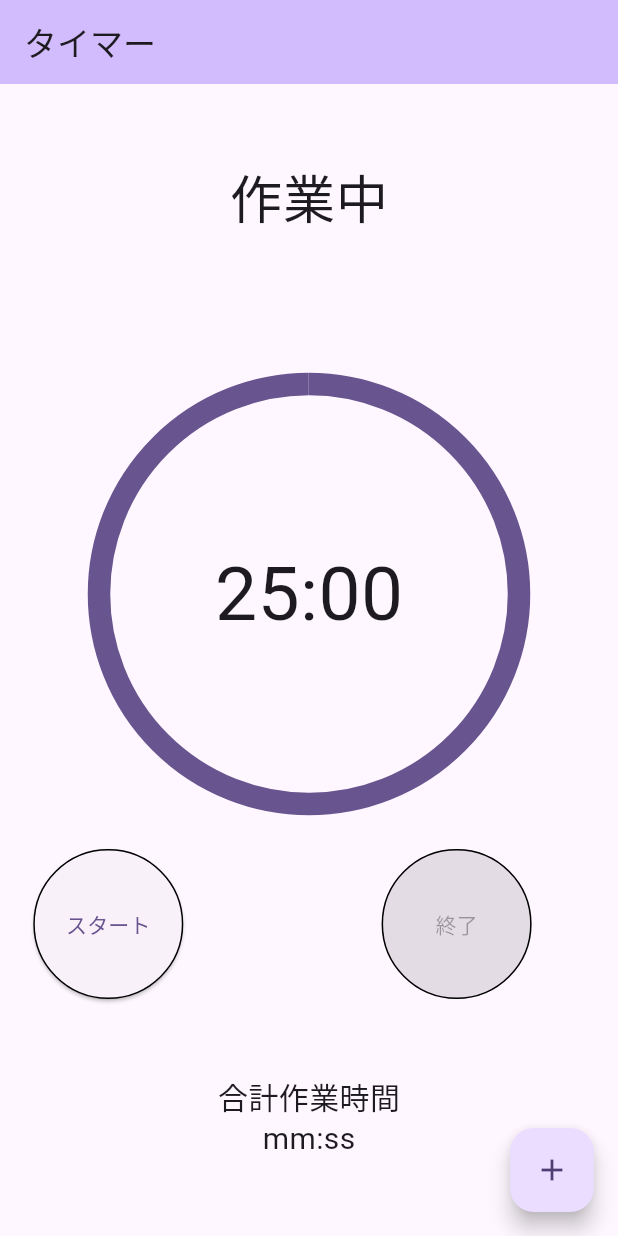
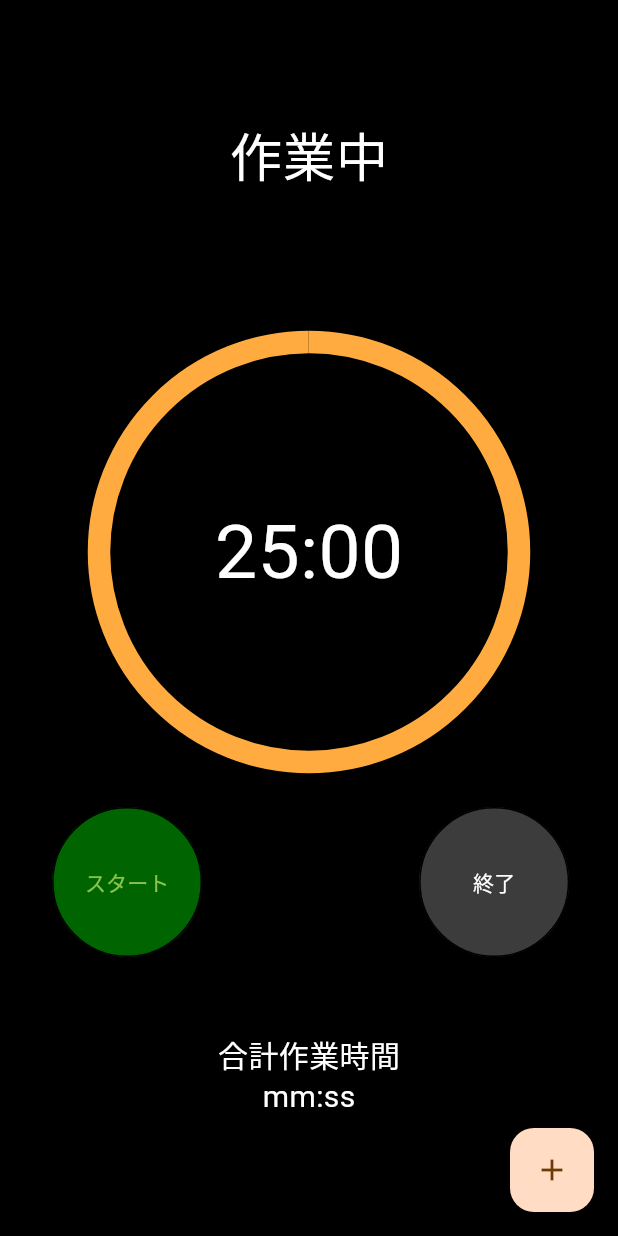
Before and after one commit to kametsun/timer, a Flutter app: the screen it shows after launch, on a phone screen of 412 x 824 dp. Run offline on Flutter 3.47's test engine with Material 2 defaults, Android fonts, the light colour scheme and no system bars.

Commit message:
UIの変更

```diff
--- a/lib/main.dart
+++ b/lib/main.dart
@@ -13,7 +13,7 @@ class MyApp extends StatelessWidget {
     return MaterialApp(
       title: 'Flutter Demo',
       theme: ThemeData(
-        colorScheme: ColorScheme.fromSeed(seedColor: Colors.deepPurple),
+        colorScheme: ColorScheme.fromSeed(seedColor: const Color(0x00ff8c00)),
         useMaterial3: true,
       ),
       home: const MyHomePage(title: 'タイマー'),
@@ -112,21 +112,22 @@ class _MyHomePageState extends State<MyHomePage> {
 
   @override
   Widget build(BuildContext context) {
-    int _minutes = _currentTime ~/ 60;
-    int _seconds = _currentTime % 60;
+    int minutes = _currentTime ~/ 60;
+    int seconds = _currentTime % 60;
 
     return Scaffold(
-      appBar: AppBar(
-        backgroundColor: Theme.of(context).colorScheme.inversePrimary,
-        title: Text(widget.title),
-      ),
+      backgroundColor: Colors.black,
+      // appBar: AppBar(
+      //   backgroundColor: Theme.of(context).colorScheme.inversePrimary,
+      //   title: Text(widget.title),
+      // ),
       body: Center(
         child: Column(
           mainAxisAlignment: MainAxisAlignment.center,
           children: <Widget>[
             const Text(
               "作業中",
-              style: TextStyle(fontSize: 35),
+              style: TextStyle(fontSize: 35, color: Colors.white),
             ),
             const SizedBox(
               width: double.infinity,
@@ -142,13 +143,18 @@ class _MyHomePageState extends State<MyHomePage> {
                     child: CircularProgressIndicator(
                       value: _currentTime / _start.toDouble(),
                       strokeWidth: 15,
+                      valueColor:
+                          const AlwaysStoppedAnimation<Color>(Colors.orangeAccent),
                     ),
                   ),
                 ),
                 Center(
                     child: Text(
-                  "${_minutes.toString().padLeft(2, '0')}:${_seconds.toString().padLeft(2, '0')}",
-                  style: TextStyle(fontSize: 50),
+                  "${minutes.toString().padLeft(2, '0')}:${seconds.toString().padLeft(2, '0')}",
+                  style: const TextStyle(
+                    fontSize: 50,
+                    color: Colors.white,
+                  ),
                 ))
               ],
             ),
@@ -158,12 +164,15 @@ class _MyHomePageState extends State<MyHomePage> {
             ),
             Row(
               children: [
+                const Spacer(),
                 const SizedBox(
                   width: 20,
                   height: 100,
                 ),
                 ElevatedButton(
                   style: ElevatedButton.styleFrom(
+                      backgroundColor: const Color(0xFF006400),
+                      foregroundColor: Colors.lightGreen,
                       minimumSize: const Size(100, 100),
                       shape: const CircleBorder(
                           side: BorderSide(
@@ -173,25 +182,31 @@ class _MyHomePageState extends State<MyHomePage> {
                   onPressed: startWork,
                   child: const Text("スタート"),
                 ),
+                const Spacer(),
                 const SizedBox(
                   height: 100,
                   width: 130,
                 ),
                 ElevatedButton(
                   style: ElevatedButton.styleFrom(
+                      backgroundColor: const Color(0xFF3c3c3c),
                       minimumSize: const Size(100, 100),
                       shape: const CircleBorder(
                           side: BorderSide(
                               color: Colors.black,
                               width: 1,
                               style: BorderStyle.solid))),
-                  onPressed: null,
-                  child: const Text("終了"),
+                  onPressed: startTimer,
+                  child: const Text(
+                    "終了",
+                    style: TextStyle(color: Colors.white),
+                  ),
                 ),
                 const SizedBox(
                   width: 20,
                   height: 100,
                 ),
+                const Spacer(),
               ],
             ),
             const SizedBox(
@@ -202,11 +217,17 @@ class _MyHomePageState extends State<MyHomePage> {
               children: [
                 Text(
                   '合計作業時間',
-                  style: TextStyle(fontSize: 20),
+                  style: TextStyle(
+                    fontSize: 20,
+                    color: Colors.white,
+                  ),
                 ),
                 Text(
                   "mm:ss",
-                  style: TextStyle(fontSize: 20),
+                  style: TextStyle(
+                    fontSize: 20,
+                    color: Colors.white,
+                  ),
                 )
               ],
             ),
```
